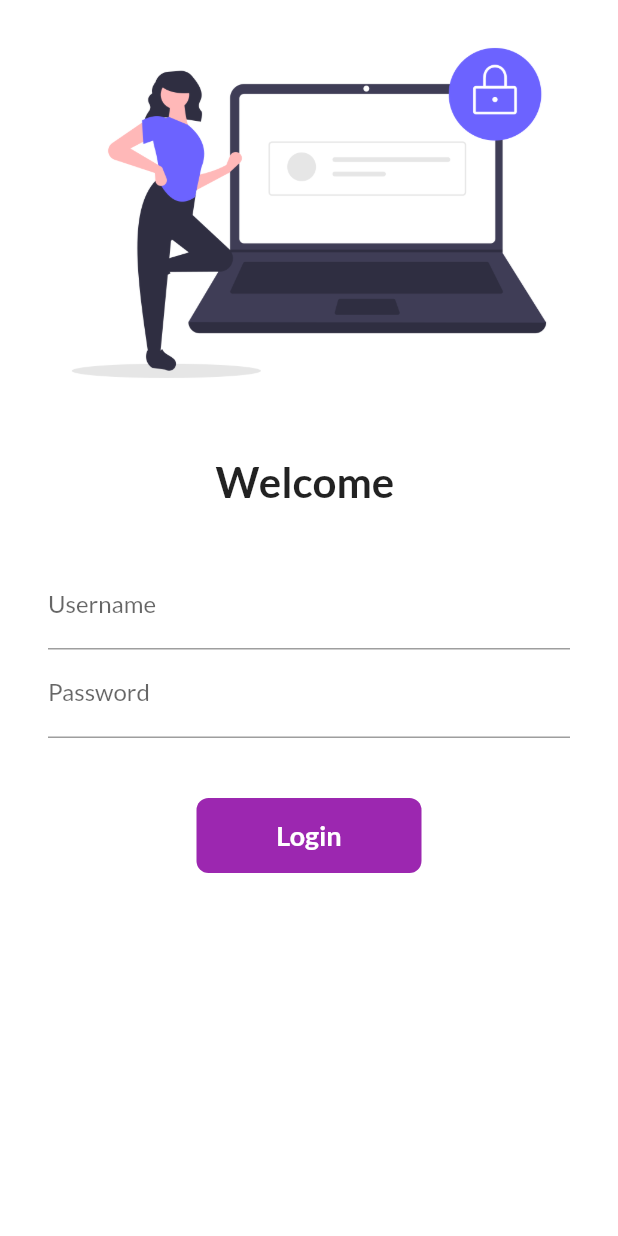
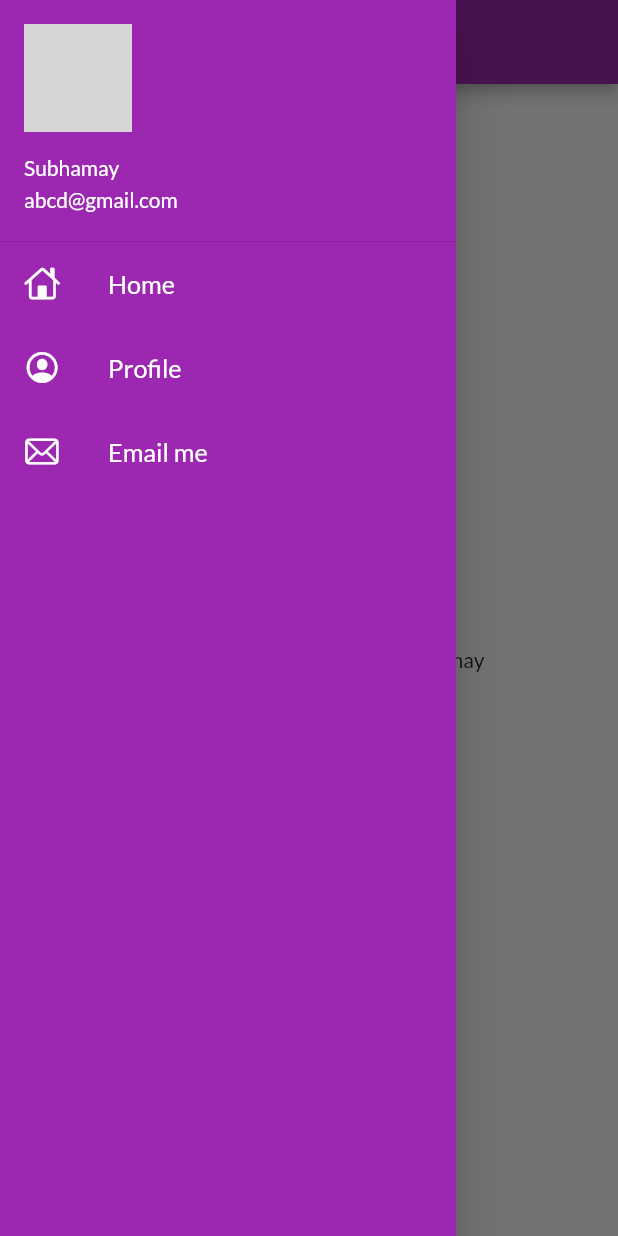
Before and after one commit to Subho-codegeek/Catalogue-App, a Flutter app: the screen it shows after launch, with the side drawer open (before the commit the screen has no drawer), on a phone screen of 412 x 824 dp. Run offline on Flutter 3.47's test engine with Material 2 defaults, Android fonts, the phone set to English and light mode, and no system bars; our stand-ins replace google_fonts; network calls fail; grey boxes are pictures that could not be loaded.

Commit message:
day 9 completed

```diff
--- a/lib/main.dart
+++ b/lib/main.dart
@@ -15,12 +15,13 @@ class MyApp extends StatelessWidget {
   Widget build(BuildContext context) {
     return MaterialApp(
       // home: Homepage(),
+      debugShowCheckedModeBanner: false,
       themeMode: ThemeMode.light,
       theme: ThemeData(
           primarySwatch: Colors.purple,
           fontFamily: GoogleFonts.lato().fontFamily),
       darkTheme: ThemeData(brightness: Brightness.dark),
-      initialRoute: "/login",
+      initialRoute: MyRoutes.homeRoute,
       routes: {
         "/": (context) => LoginPage(),
         MyRoutes.homeRoute: (context) => Homepage(),
--- a/lib/pages/home_page.dart
+++ b/lib/pages/home_page.dart
@@ -1,3 +1,4 @@
+import 'package:catalogue_app/widgets/drawer.dart';
 import 'package:flutter/material.dart';
 
 class Homepage extends StatelessWidget {
@@ -15,7 +16,7 @@ class Homepage extends StatelessWidget {
       body: Center(
         child: Container(child: Text("Welcome to $days of flutter by $name")),
       ),
-      drawer: const Drawer(),
+      drawer: MyDrawer(),
     );
   }
 }
--- /dev/null
+++ b/lib/widgets/drawer.dart
@@ -0,0 +1,67 @@
+import 'package:flutter/cupertino.dart';
+import 'package:flutter/material.dart';
+
+class MyDrawer extends StatelessWidget {
+  const MyDrawer({Key? key}) : super(key: key);
+
+  @override
+  Widget build(BuildContext context) {
+    const String imageUrl =
+        "https://pbs.twimg.com/profile_images/1517562967151181824/ih7xlsbs_400x400.jpg";
+    return Drawer(
+      child: Container(
+        color: Colors.purple,
+        child: ListView(
+          padding: EdgeInsets.zero,
+          // ignore: prefer_const_literals_to_create_immutables
+          children: [
+            DrawerHeader(
+                padding: EdgeInsets.zero,
+                margin: EdgeInsets.zero,
+                child: UserAccountsDrawerHeader(
+                  accountEmail: Text("abcd@gmail.com"),
+                  accountName: Text("Subhamay"),
+                  margin: EdgeInsets.zero,
+                  currentAccountPicture: CircleAvatar(
+                    backgroundImage: NetworkImage(imageUrl),
+                  ),
+                )),
+            ListTile(
+              leading: Icon(
+                CupertinoIcons.home,
+                color: Colors.white,
+              ),
+              title: Text("Home",
+                  textScaleFactor: 1.2,
+                  style: TextStyle(
+                    color: Colors.white,
+                  )),
+            ),
+            ListTile(
+              leading: Icon(
+                CupertinoIcons.profile_circled,
+                color: Colors.white,
+              ),
+              title: Text("Profile",
+                  textScaleFactor: 1.2,
+                  style: TextStyle(
+                    color: Colors.white,
+                  )),
+            ),
+            ListTile(
+              leading: Icon(
+                CupertinoIcons.mail,
+                color: Colors.white,
+              ),
+              title: Text("Email me",
+                  textScaleFactor: 1.2,
+                  style: TextStyle(
+                    color: Colors.white,
+                  )),
+            )
+          ],
+        ),
+      ),
+    );
+  }
+}
```
